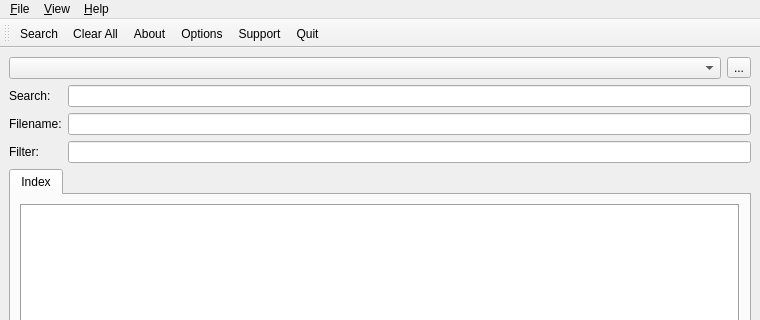
QtPlay/coastal-qt, file search/main.ui: the form before one commit; both pictures show x 0 to 760 and y 0 to 320 of the 760 by 540 pixel window.
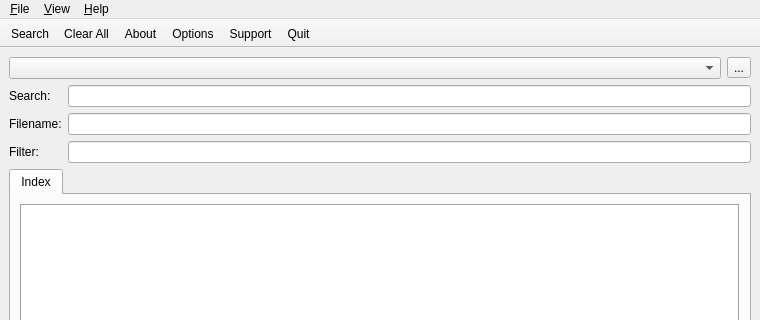
The form after the commit. Icons and pictures are not drawn.

Patch:
```diff
--- a/search/main.ui
+++ b/search/main.ui
@@ -149,6 +149,9 @@
    <property name="windowTitle">
     <string>toolBar</string>
    </property>
+   <property name="movable">
+    <bool>false</bool>
+   </property>
    <attribute name="toolBarArea">
     <enum>TopToolBarArea</enum>
    </attribute>
```
Left out of the diff: 2 changed lines with no effect on the pictures.
